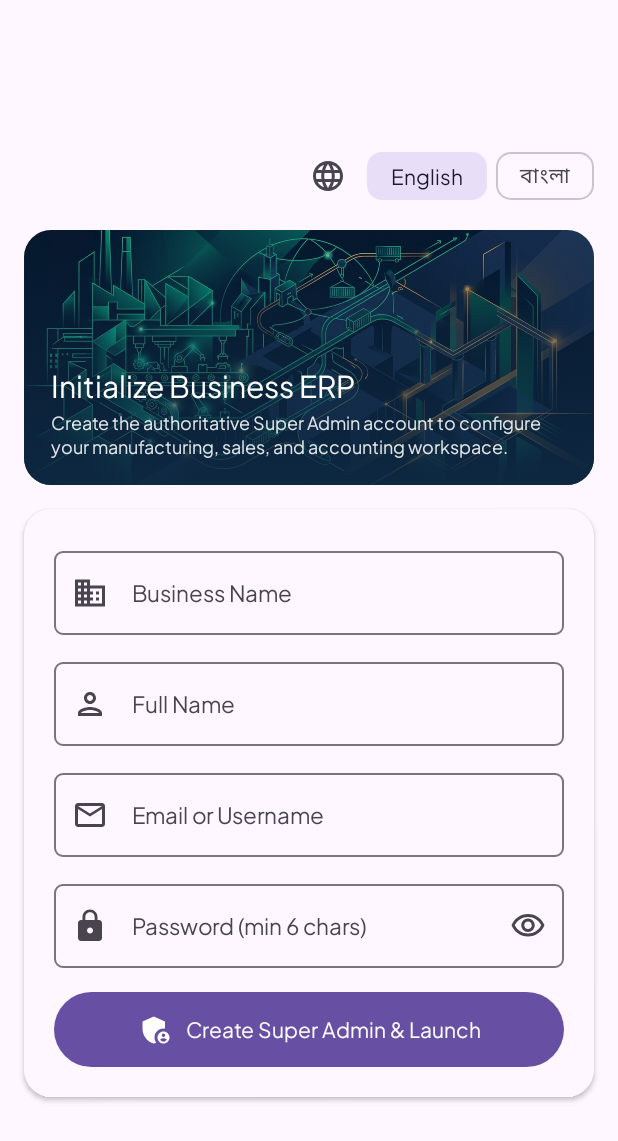
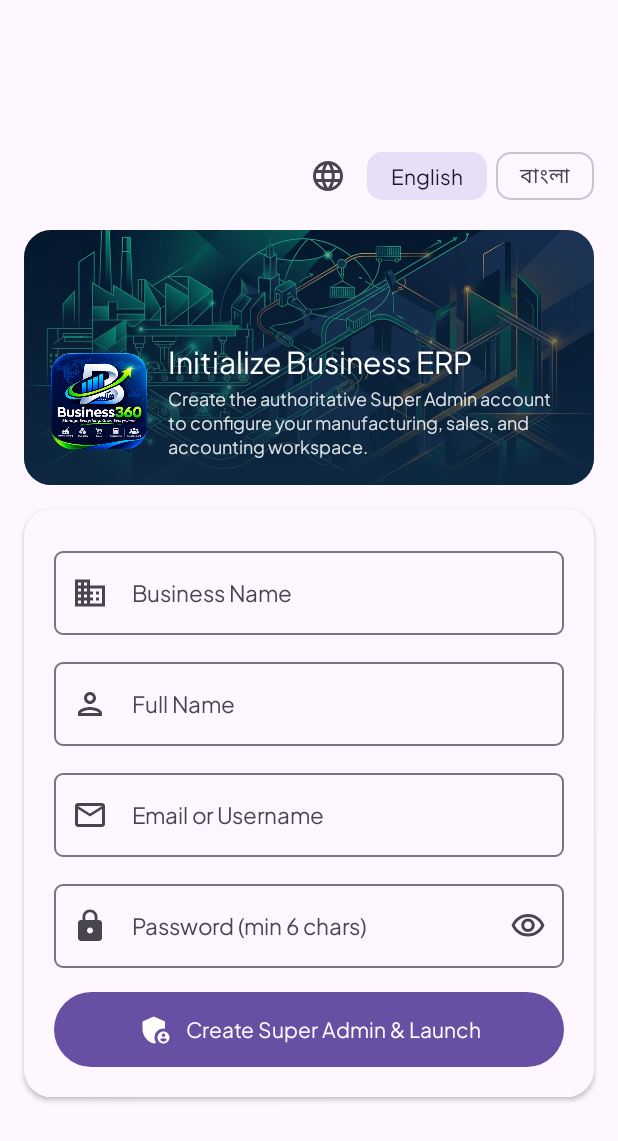
Before and after one commit to junayedm380/Business360, an Android app built with Jetpack Compose: the screen it shows after launch (MainActivity), on a phone screen of 412 x 824 dp. Shown: the top 1141 px of the screen. Run offline under Robolectric (Android 15) with nearby library versions, the phone set to English and light mode, and no system bars; our stand-ins replace Room's generated code.

Commit message:
refactor: update app branding and assets
- Update application icon assets.
- Adjust launcher background color.
- Add necessary imports for UI enhancements in MainActivity.

```diff
--- a/app/src/main/java/com/example/ui/screens/AuthScreens.kt
+++ b/app/src/main/java/com/example/ui/screens/AuthScreens.kt
@@ -13,7 +13,10 @@ import androidx.compose.foundation.layout.height
 import androidx.compose.foundation.layout.imePadding
 import androidx.compose.foundation.layout.padding
 import androidx.compose.foundation.layout.safeDrawingPadding
+import androidx.compose.foundation.layout.size
+import androidx.compose.foundation.layout.width
 import androidx.compose.foundation.layout.widthIn
+import androidx.compose.foundation.shape.RoundedCornerShape
 import androidx.compose.foundation.rememberScrollState
 import androidx.compose.foundation.text.KeyboardOptions
 import androidx.compose.foundation.verticalScroll
@@ -260,7 +263,20 @@ private fun AuthShell(
                             .padding(18.dp),
                         contentAlignment = Alignment.BottomStart
                     ) {
-                        Column {
+                        Row(
+                            verticalAlignment = Alignment.CenterVertically,
+                            modifier = Modifier.fillMaxWidth()
+                        ) {
+                            Image(
+                                painter = painterResource(id = R.drawable.business360_logo),
+                                contentDescription = "Business360 Logo",
+                                contentScale = ContentScale.Crop,
+                                modifier = Modifier
+                                    .size(64.dp)
+                                    .clip(RoundedCornerShape(14.dp))
+                            )
+                            Spacer(Modifier.width(14.dp))
+                            Column(modifier = Modifier.weight(1f)) {
                                 Text(
                                     text = heroTitle,
                                     style = MaterialTheme.typography.headlineSmall.copy(fontWeight = FontWeight.Bold),
@@ -272,6 +288,7 @@ private fun AuthShell(
                                     style = MaterialTheme.typography.bodySmall,
                                     color = Color.White.copy(alpha = 0.88f)
                                 )
+                            }
                         }
                     }
                 }
--- a/app/src/main/res/drawable/ic_launcher_background.xml
+++ b/app/src/main/res/drawable/ic_launcher_background.xml
@@ -1,5 +1,5 @@
 <?xml version="1.0" encoding="utf-8"?>
 <shape xmlns:android="http://schemas.android.com/apk/res/android"
     android:shape="rectangle">
-    <solid android:color="#0F2942" />
+    <solid android:color="#01143F" />
 </shape>
--- a/app/src/main/res/drawable/ic_launcher_foreground.xml
+++ b/app/src/main/res/drawable/ic_launcher_foreground.xml
@@ -3,6 +3,6 @@
     <item
         android:width="66dp"
         android:height="66dp"
-        android:drawable="@drawable/erp_icon_art_1795274161796"
+        android:drawable="@drawable/business360_launcher_art"
         android:gravity="center" />
 </layer-list>
```
Also changed, not shown: app/src/main/java/com/example/MainActivity.kt (+20 -3 lines), app/src/main/res/drawable/business360_launcher_art.png (added), app/src/main/res/drawable/business360_logo.png (added), app/src/main/res/drawable/erp_icon_art_1795274161796.jpg (deleted), app/src/main/res/mipmap-hdpi/ic_launcher.png, app/src/main/res/mipmap-hdpi/ic_launcher_round.png, app/src/main/res/mipmap-mdpi/ic_launcher.png, app/src/main/res/mipmap-mdpi/ic_launcher_round.png, app/src/main/res/mipmap-xhdpi/ic_launcher.png, app/src/main/res/mipmap-xhdpi/ic_launcher_round.png, app/src/main/res/mipmap-xxhdpi/ic_launcher.png, app/src/main/res/mipmap-xxhdpi/ic_launcher_round.png, app/src/main/res/mipmap-xxxhdpi/ic_launcher.png, app/src/main/res/mipmap-xxxhdpi/ic_launcher_round.png, 1 other file. Lines whose indentation alone changed are shown as unchanged.
